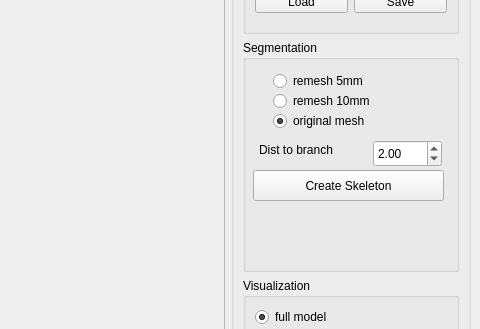
First picture: the form in Tools/ObjectSegmentationSkeleton/ObjectSegmentationSkeleton.ui, repository ProtolabSBRE/simox-cgal, before the edit; both pictures show x 616 to 1096 and y 126 to 455 of the 1096 by 875 pixel window.
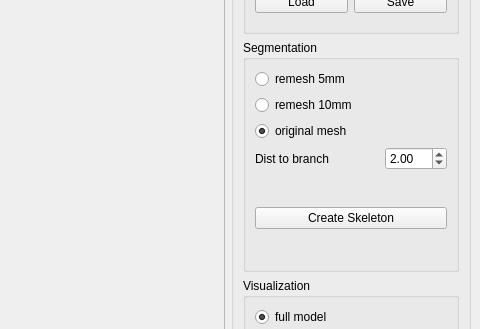
Second picture: the form after the edit.

Commit message: depth skeleton generation in Skeleton Planner

Patch:
```diff
--- a/Tools/ObjectSegmentationSkeleton/ObjectSegmentationSkeleton.ui
+++ b/Tools/ObjectSegmentationSkeleton/ObjectSegmentationSkeleton.ui
@@ -91,41 +91,16 @@
          <property name="title">
           <string>Segmentation</string>
          </property>
-         <widget class="QPushButton" name="pushButtonBuild">
-          <property name="geometry">
-           <rect>
-            <x>10</x>
-            <y>130</y>
-            <width>191</width>
-            <height>31</height>
-           </rect>
-          </property>
+         <layout class="QGridLayout" name="gridLayout_2">
+          <item row="3" column="0" colspan="2">
+           <widget class="QLabel" name="label">
           <property name="text">
-           <string>Create Skeleton</string>
-          </property>
-         </widget>
-         <widget class="QRadioButton" name="radioButtonR5">
-          <property name="geometry">
-           <rect>
-            <x>30</x>
-            <y>50</y>
-            <width>171</width>
-            <height>22</height>
-           </rect>
-          </property>
-          <property name="text">
-           <string>remesh 10mm</string>
-          </property>
-         </widget>
+             <string>Dist to branch</string>
+            </property>
+           </widget>
+          </item>
+          <item row="0" column="0" colspan="3">
          <widget class="QRadioButton" name="radioButtonR10">
-          <property name="geometry">
-           <rect>
-            <x>30</x>
-            <y>30</y>
-            <width>161</width>
-            <height>22</height>
-           </rect>
-          </property>
           <property name="text">
            <string>remesh 5mm</string>
           </property>
@@ -133,15 +108,16 @@
            <bool>false</bool>
           </property>
          </widget>
+          </item>
+          <item row="1" column="0" colspan="3">
+           <widget class="QRadioButton" name="radioButtonR5">
+            <property name="text">
+             <string>remesh 10mm</string>
+            </property>
+           </widget>
+          </item>
+          <item row="2" column="0" colspan="3">
          <widget class="QRadioButton" name="radioButtonRNone">
-          <property name="geometry">
-           <rect>
-            <x>30</x>
-            <y>70</y>
-            <width>171</width>
-            <height>22</height>
-           </rect>
-          </property>
           <property name="text">
            <string>original mesh</string>
           </property>
@@ -149,32 +125,22 @@
            <bool>true</bool>
           </property>
          </widget>
+          </item>
+          <item row="4" column="0" rowspan="2" colspan="3">
+           <widget class="QPushButton" name="pushButtonBuild">
+            <property name="text">
+             <string>Create Skeleton</string>
+            </property>
+           </widget>
+          </item>
+          <item row="3" column="2">
          <widget class="QDoubleSpinBox" name="dsbDistBranch">
-          <property name="geometry">
-           <rect>
-            <x>130</x>
-            <y>100</y>
-            <width>69</width>
-            <height>27</height>
-           </rect>
-          </property>
           <property name="value">
            <double>2.000000000000000</double>
           </property>
          </widget>
-         <widget class="QLabel" name="label">
-          <property name="geometry">
-           <rect>
-            <x>16</x>
-            <y>100</y>
-            <width>101</width>
-            <height>20</height>
-           </rect>
-          </property>
-          <property name="text">
-           <string>Dist to branch</string>
-          </property>
-         </widget>
+          </item>
+         </layout>
         </widget>
        </item>
        <item>
```
Left out of the diff: 2 changed lines with no effect on the pictures. Lines whose indentation alone changed are shown as unchanged. The commit also changes 6 other files.
